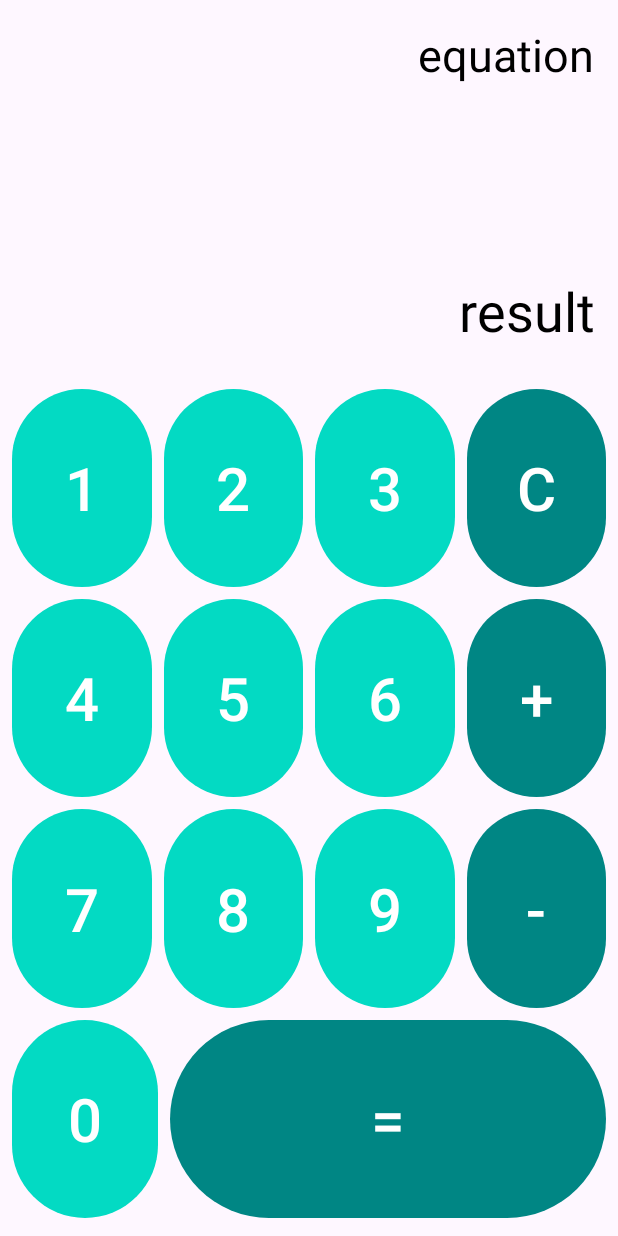
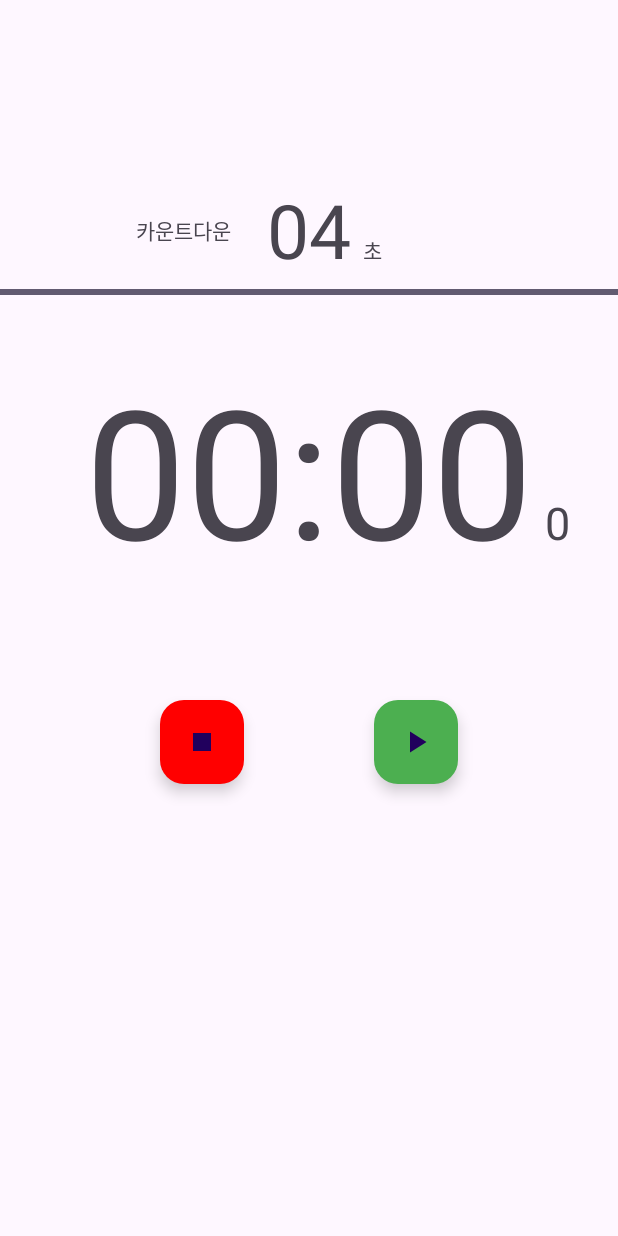
Before and after one commit to d-abing/Android_Basic_study, an Android app: the screen it shows after launch (CalculatorActivity before the commit, StopwatchActivity after it), on a phone screen of 412 x 824 dp. Run offline under Robolectric (Android 15) with nearby library versions, the phone set to English and light mode, and no system bars.

Commit message:
<Part1:Ch6:08>
스톱워치 앱

```diff
--- a/app/src/main/AndroidManifest.xml
+++ b/app/src/main/AndroidManifest.xml
@@ -13,14 +13,18 @@
         android:theme="@style/Theme.FastCampusBasic"
         tools:targetApi="31">
         <activity
-            android:name=".CalculatorActivity"
+            android:name=".StopwatchActivity"
             android:exported="true">
+
             <intent-filter>
                 <action android:name="android.intent.action.MAIN" />
 
                 <category android:name="android.intent.category.LAUNCHER" />
             </intent-filter>
         </activity>
+        <activity
+            android:name=".CalculatorActivity"
+            android:exported="true"></activity>
         <activity
             android:name=".MedicalEditActivity"
             android:exported="true" />
--- /dev/null
+++ b/app/src/main/res/drawable/baseline_check_24.xml
@@ -0,0 +1,5 @@
+<vector xmlns:android="http://schemas.android.com/apk/res/android" android:height="24dp" android:tint="#FFFFFF" android:viewportHeight="24" android:viewportWidth="24" android:width="24dp">
+
+    <path android:fillColor="@android:color/white" android:pathData="M9,16.17L4.83,12l-1.42,1.41L9,19 21,7l-1.41,-1.41z"/>
+
+</vector>
--- /dev/null
+++ b/app/src/main/res/drawable/baseline_pause_24.xml
@@ -0,0 +1,5 @@
+<vector xmlns:android="http://schemas.android.com/apk/res/android" android:height="24dp" android:tint="#FFFFFF" android:viewportHeight="24" android:viewportWidth="24" android:width="24dp">
+
+    <path android:fillColor="@android:color/white" android:pathData="M6,19h4L10,5L6,5v14zM14,5v14h4L18,5h-4z"/>
+
+</vector>
--- /dev/null
+++ b/app/src/main/res/drawable/baseline_play_arrow_24.xml
@@ -0,0 +1,5 @@
+<vector xmlns:android="http://schemas.android.com/apk/res/android" android:height="24dp" android:tint="#FFFFFF" android:viewportHeight="24" android:viewportWidth="24" android:width="24dp">
+
+    <path android:fillColor="@android:color/white" android:pathData="M8,5v14l11,-7z"/>
+
+</vector>
--- /dev/null
+++ b/app/src/main/res/drawable/baseline_stop_24.xml
@@ -0,0 +1,5 @@
+<vector xmlns:android="http://schemas.android.com/apk/res/android" android:height="24dp" android:tint="#FFFFFF" android:viewportHeight="24" android:viewportWidth="24" android:width="24dp">
+
+    <path android:fillColor="@android:color/white" android:pathData="M6,6h12v12H6z"/>
+
+</vector>
--- /dev/null
+++ b/app/src/main/res/layout/activity_stopwatch.xml
@@ -0,0 +1,160 @@
+<?xml version="1.0" encoding="utf-8"?>
+<androidx.constraintlayout.widget.ConstraintLayout xmlns:android="http://schemas.android.com/apk/res/android"
+    xmlns:app="http://schemas.android.com/apk/res-auto"
+    xmlns:tools="http://schemas.android.com/tools"
+    android:id="@+id/main"
+    android:layout_width="match_parent"
+    android:layout_height="match_parent"
+    android:backgroundTint="@color/green"
+    tools:context=".StopwatchActivity">
+
+    <TextView
+        android:id="@+id/time_tv"
+        android:layout_width="wrap_content"
+        android:layout_height="wrap_content"
+        android:text="00:00"
+        android:textSize="120sp"
+        app:layout_constraintBottom_toBottomOf="parent"
+        app:layout_constraintEnd_toEndOf="parent"
+        app:layout_constraintHorizontal_bias="0.5"
+        app:layout_constraintStart_toStartOf="parent"
+        app:layout_constraintTop_toTopOf="parent"
+        app:layout_constraintVertical_bias="0.35" />
+
+    <TextView
+        android:id="@+id/tick_tv"
+        android:layout_width="wrap_content"
+        android:layout_height="wrap_content"
+        android:layout_marginStart="8dp"
+        android:text="0"
+        android:textSize="30sp"
+        app:layout_constraintBaseline_toBaselineOf="@id/time_tv"
+        app:layout_constraintStart_toEndOf="@+id/time_tv" />
+
+    <androidx.constraintlayout.widget.Guideline
+        android:id="@+id/guideline2"
+        android:layout_width="wrap_content"
+        android:layout_height="wrap_content"
+        android:orientation="horizontal"
+        app:layout_constraintGuide_begin="406dp"
+        app:layout_constraintGuide_percent="0.6" />
+
+    <com.google.android.material.floatingactionbutton.FloatingActionButton
+        android:id="@+id/start_btn"
+        android:layout_width="wrap_content"
+        android:layout_height="wrap_content"
+        android:clickable="true"
+        app:backgroundTint="@color/green"
+        app:layout_constraintBottom_toTopOf="@+id/guideline2"
+        app:layout_constraintEnd_toEndOf="parent"
+        app:layout_constraintHorizontal_bias="0.7"
+        app:layout_constraintStart_toStartOf="parent"
+        app:layout_constraintTop_toTopOf="@+id/guideline2"
+        app:srcCompat="@drawable/baseline_play_arrow_24" />
+
+    <com.google.android.material.floatingactionbutton.FloatingActionButton
+        android:id="@+id/lap_btn"
+        android:layout_width="wrap_content"
+        android:layout_height="wrap_content"
+        android:clickable="true"
+        android:visibility="gone"
+        app:backgroundTint="@color/blue"
+        app:layout_constraintBottom_toTopOf="@+id/guideline2"
+        app:layout_constraintEnd_toEndOf="parent"
+        app:layout_constraintHorizontal_bias="0.3"
+        app:layout_constraintStart_toStartOf="parent"
+        app:layout_constraintTop_toTopOf="@+id/guideline2"
+        app:srcCompat="@drawable/baseline_check_24" />
+
+    <com.google.android.material.floatingactionbutton.FloatingActionButton
+        android:id="@+id/stop_btn"
+        android:layout_width="wrap_content"
+        android:layout_height="wrap_content"
+        android:clickable="true"
+        app:backgroundTint="@color/red"
+        app:layout_constraintBottom_toTopOf="@+id/guideline2"
+        app:layout_constraintEnd_toEndOf="parent"
+        app:layout_constraintHorizontal_bias="0.3"
+        app:layout_constraintStart_toStartOf="parent"
+        app:layout_constraintTop_toTopOf="@+id/guideline2"
+        app:srcCompat="@drawable/baseline_stop_24" />
+
+    <com.google.android.material.floatingactionbutton.FloatingActionButton
+        android:id="@+id/pause_btn"
+        android:layout_width="wrap_content"
+        android:layout_height="wrap_content"
+        android:clickable="true"
+        android:visibility="gone"
+        app:backgroundTint="@color/yellow"
+        app:layout_constraintBottom_toTopOf="@+id/guideline2"
+        app:layout_constraintEnd_toEndOf="parent"
+        app:layout_constraintHorizontal_bias="0.7"
+        app:layout_constraintStart_toStartOf="parent"
+        app:layout_constraintTop_toTopOf="@+id/guideline2"
+        app:srcCompat="@drawable/baseline_pause_24" />
+
+    <ProgressBar
+        android:id="@+id/countdown_pb"
+        style="?android:attr/progressBarStyleHorizontal"
+        android:layout_width="match_parent"
+        android:layout_height="wrap_content"
+        android:layout_marginBottom="30dp"
+        app:layout_constraintBottom_toTopOf="@+id/time_tv"
+        app:layout_constraintEnd_toEndOf="parent"
+        app:layout_constraintStart_toStartOf="parent" />
+
+    <TextView
+        android:id="@+id/countdown_tv"
+        android:layout_width="wrap_content"
+        android:layout_height="wrap_content"
+        android:text="00"
+        android:textSize="50sp"
+        app:layout_constraintBottom_toTopOf="@+id/countdown_pb"
+        app:layout_constraintEnd_toEndOf="parent"
+        app:layout_constraintHorizontal_bias="0.5"
+        app:layout_constraintStart_toStartOf="parent" />
+
+    <TextView
+        android:id="@+id/countdown_title_tv"
+        android:layout_width="wrap_content"
+        android:layout_height="wrap_content"
+        android:layout_marginEnd="24dp"
+        android:text="카운트다운"
+        app:layout_constraintBottom_toTopOf="@+id/countdown_pb"
+        app:layout_constraintEnd_toStartOf="@+id/countdown_tv"
+        app:layout_constraintTop_toTopOf="@+id/countdown_tv" />
+
+    <TextView
+        android:id="@+id/countdown_unit_tv"
+        android:layout_width="wrap_content"
+        android:layout_height="wrap_content"
+        android:layout_marginStart="8dp"
+        android:text="초"
+        app:layout_constraintBaseline_toBaselineOf="@id/countdown_tv"
+        app:layout_constraintStart_toEndOf="@+id/countdown_tv" />
+
+
+    <ScrollView
+        android:id="@+id/lap_sv"
+        android:layout_width="0dp"
+        android:layout_height="0dp"
+        android:layout_marginTop="50dp"
+        android:padding="16dp"
+        app:layout_constraintBottom_toBottomOf="parent"
+        app:layout_constraintEnd_toEndOf="parent"
+        app:layout_constraintStart_toStartOf="parent"
+        app:layout_constraintTop_toTopOf="@+id/guideline2">
+
+        <LinearLayout
+            android:id="@+id/lap_container_ll"
+            android:layout_width="match_parent"
+            android:layout_height="wrap_content"
+            android:orientation="vertical" />
+    </ScrollView>
+
+    <androidx.constraintlayout.widget.Group
+        android:id="@+id/countdown_g"
+        android:layout_width="wrap_content"
+        android:layout_height="wrap_content"
+        app:constraint_referenced_ids="countdown_title_tv,countdown_tv,countdown_unit_tv,countdown_pb" />
+</androidx.constraintlayout.widget.ConstraintLayout>
--- a/app/src/main/res/values/colors.xml
+++ b/app/src/main/res/values/colors.xml
@@ -8,4 +8,7 @@
     <color name="teal">#03DAC3</color>
     <color name="dark_teal">#008684</color>
     <color name="default_text_color">#FF000000</color>
+    <color name="red">#FF0000</color>
+    <color name="yellow">#FFEB3B</color>
+    <color name="green">#4CAF50</color>
 </resources>
```
Also changed, not shown: app/src/main/java/com/example/fastcampusbasic/StopwatchActivity.kt (added, +168 -0 lines), app/src/main/res/layout/dialog_countdown_setting.xml (added, +28 -0 lines).
